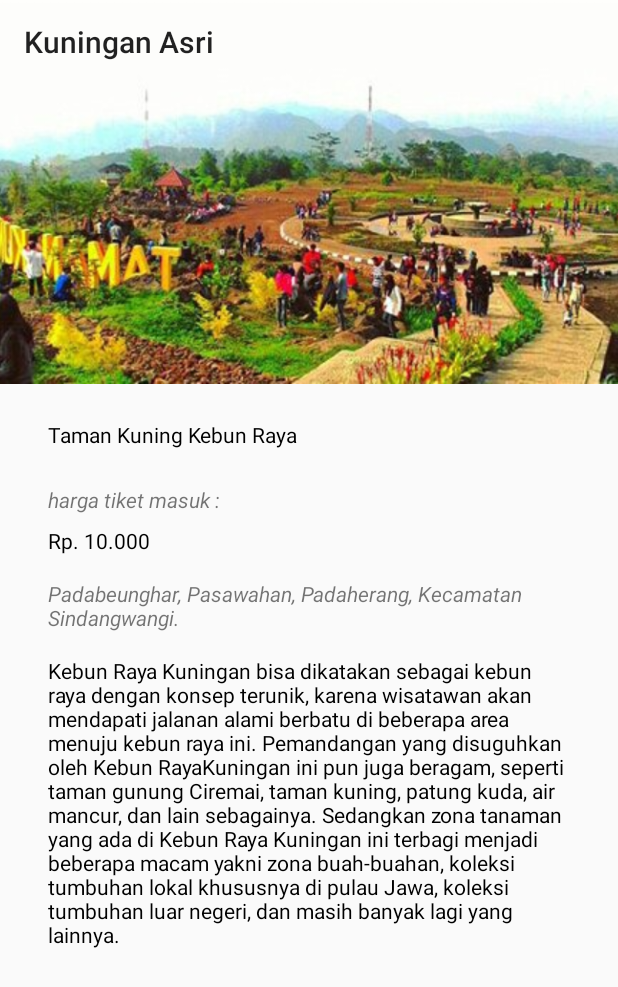
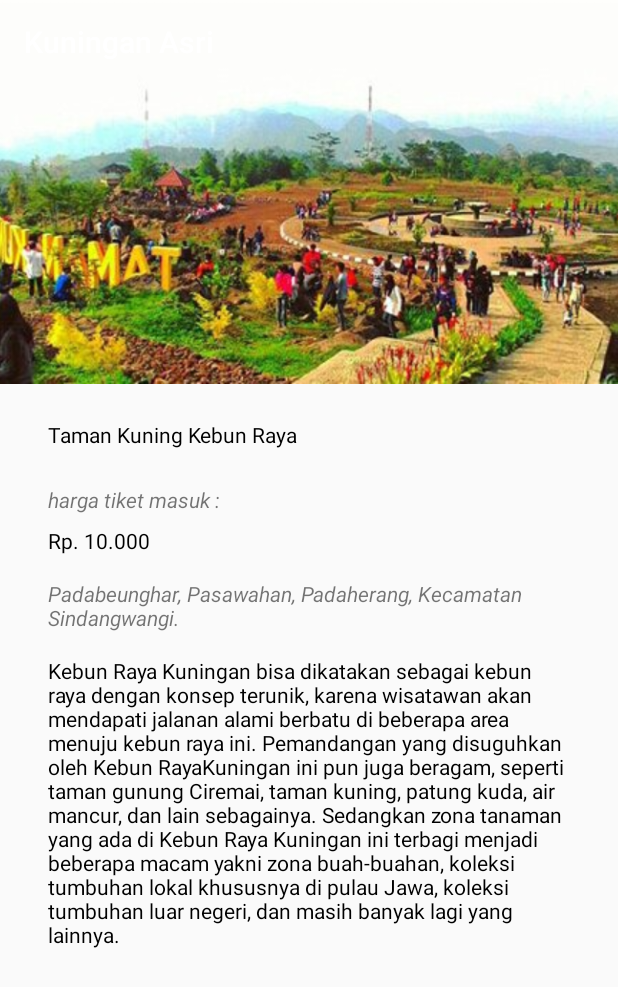
Before and after one commit to lapan13/KuninganAsri, an Android app: the screen it shows after launch (Main2Activity), after a tap on "Taman Kuning Kebun Raya", on a phone screen of 412 x 824 dp. Shown: the top 987 px of the screen. Run offline under Robolectric (Android 15) with nearby library versions, the phone set to English and light mode, and no system bars; 2 other taps on this screen came first.

Commit message:
change color font collapse toolbar

```diff
--- a/app/src/main/res/layout/activity_main2.xml
+++ b/app/src/main/res/layout/activity_main2.xml
@@ -35,6 +35,8 @@
                 android:id="@+id/toolbar2"
                 android:layout_width="match_parent"
                 android:layout_height="?attr/actionBarSize"
+                android:theme="@style/ThemeOverlay.AppCompat.Dark.ActionBar"
+                app:popupTheme="@style/Theme.AppCompat.Light"
                 app:layout_collapseMode="pin"
                 app:layout_scrollFlags="scroll|enterAlways" />
 
--- a/app/src/main/res/layout/toolbar.xml
+++ b/app/src/main/res/layout/toolbar.xml
@@ -2,8 +2,10 @@
 <androidx.appcompat.widget.Toolbar xmlns:android="http://schemas.android.com/apk/res/android"
     android:layout_width="match_parent"
     android:layout_height="wrap_content"
+    xmlns:app="http://schemas.android.com/apk/res-auto"
     android:background="@color/colorPrimary"
     android:elevation="4dp"
-    android:theme="@style/ThemeOverlay.AppCompat.Dark.ActionBar">
+    android:theme="@style/ThemeOverlay.AppCompat.Dark.ActionBar"
+    app:popupTheme="@style/ThemeOverlay.AppCompat.Light">
 
 </androidx.appcompat.widget.Toolbar>
```
